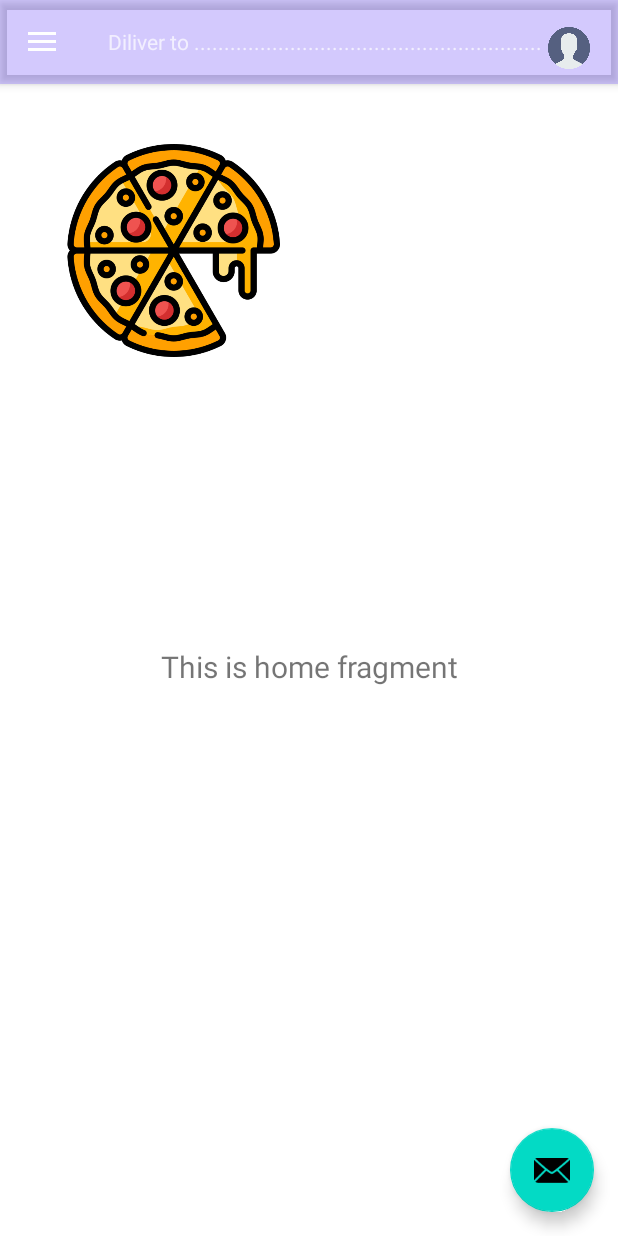
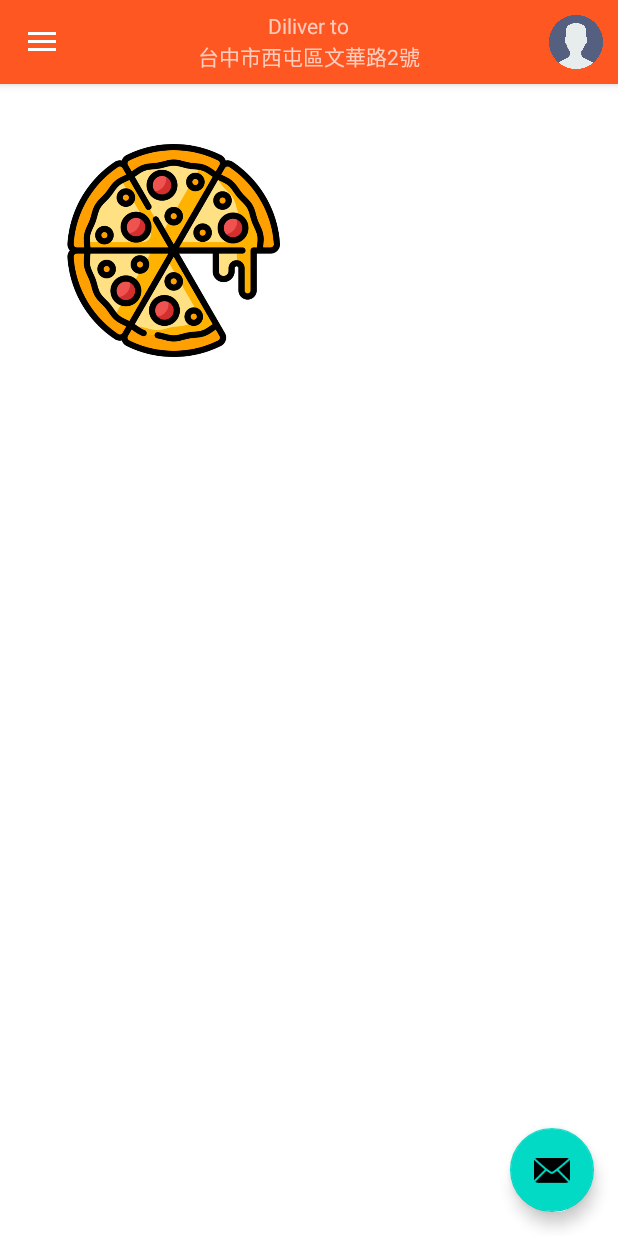
Before and after one commit to YongXiang12/Food_delivery_application, an Android app: the screen it shows after launch (MainActivity), on a phone screen of 412 x 824 dp. Run offline under Robolectric (Android 15) with nearby library versions, the phone set to English and light mode, and no system bars; our stand-ins replace navigation-ui.

Commit message:
toolbar text to center

```diff
--- a/app/src/main/java/fcu/mp110/food_delivery_app/MainActivity.java
+++ b/app/src/main/java/fcu/mp110/food_delivery_app/MainActivity.java
@@ -10,6 +10,7 @@ import android.widget.TextView;
 
 import com.google.android.material.navigation.NavigationView;
 
+import androidx.appcompat.app.ActionBarDrawerToggle;
 import androidx.appcompat.widget.Toolbar;
 import androidx.navigation.NavController;
 import androidx.navigation.Navigation;
@@ -33,6 +34,8 @@ public class MainActivity extends AppCompatActivity {
         binding = ActivityMainBinding.inflate(getLayoutInflater());
         setContentView(binding.getRoot());
         Toolbar tb = (Toolbar) findViewById(R.id.toolbar);
+
+        tb.setNavigationIcon(R.drawable.ic_baseline_add_shopping_cart_24);
         setSupportActionBar(tb);
         getSupportActionBar().setDisplayShowTitleEnabled(false);
 
@@ -41,7 +44,7 @@ public class MainActivity extends AppCompatActivity {
         // Passing each menu ID as a set of Ids because each
         // menu should be considered as top level destinations.
         mAppBarConfiguration = new AppBarConfiguration.Builder(
-                R.id.nav_home, R.id.nav_gallery, R.id.nav_slideshow)
+                R.id.nav_home, R.id.nav_gallery, R.id.nav_slideshow, R.id.nav_login)
                 .setOpenableLayout(drawer)
                 .build();
         NavController navController = Navigation.findNavController(this, R.id.nav_host_fragment_content_main);
@@ -72,6 +75,12 @@ public class MainActivity extends AppCompatActivity {
                 startActivity(it);
             }
         });
+
+        /*ActionBarDrawerToggle toggle = new ActionBarDrawerToggle(
+                this, drawer, tb, R.string.navigation_drawer_open, R.string.navigation_drawer_close);
+        drawer.setDrawerListener(toggle);
+        toggle.syncState();
+        tb.setNavigationIcon(R.drawable.ic_option);*/
     }
 
     @Override
--- a/app/src/main/java/fcu/mp110/food_delivery_app/ui/home/HomeFragment.java
+++ b/app/src/main/java/fcu/mp110/food_delivery_app/ui/home/HomeFragment.java
@@ -24,8 +24,8 @@ public class HomeFragment extends Fragment {
         binding = FragmentHomeBinding.inflate(inflater, container, false);
         View root = binding.getRoot();
 
-        final TextView textView = binding.textHome;
-        homeViewModel.getText().observe(getViewLifecycleOwner(), textView::setText);
+        //final TextView textView = binding.textHome;
+        //homeViewModel.getText().observe(getViewLifecycleOwner(), textView::setText);
         return root;
     }
 
--- a/app/src/main/res/layout/app_bar_main.xml
+++ b/app/src/main/res/layout/app_bar_main.xml
@@ -10,32 +10,50 @@
         android:id="@+id/appBarLayout"
         android:layout_width="match_parent"
         android:layout_height="wrap_content"
-        android:background="@color/no3"
+        android:background="@color/orange"
         android:theme="@style/Theme.Nav4.AppBarOverlay">
 
         <androidx.appcompat.widget.Toolbar
             android:id="@+id/toolbar"
             android:layout_width="match_parent"
             android:layout_height="wrap_content"
-            android:background="@color/no3"
+            android:background="@color/orange"
             app:popupTheme="@style/Theme.Nav4.PopupOverlay">
 
-
-            <TextView
+            <LinearLayout
                 android:layout_width="wrap_content"
                 android:layout_height="wrap_content"
-                android:text="Diliver to ..........................................................">
+                android:layout_gravity="center"
+                android:orientation="vertical">
 
-            </TextView>
+                <TextView
+                    android:layout_width="wrap_content"
+                    android:layout_height="wrap_content"
+                    android:layout_gravity="center"
+                    android:text="Diliver to"></TextView>
+
+                <TextView
+                    android:layout_width="wrap_content"
+                    android:layout_height="wrap_content"
+                    android:layout_gravity="center"
+                    android:text="台中市西屯區文華路2號"></TextView>
+            </LinearLayout>
+
 
             <ImageView
                 android:id="@+id/toolbar_pro_img"
                 android:layout_width="36dp"
                 android:layout_height="36dp"
+                android:layout_gravity="right"
+                android:layout_marginRight="10dp"
                 android:contentDescription="@string/nav_header_desc"
-                android:paddingTop="@dimen/nav_header_vertical_spacing"
                 app:srcCompat="@drawable/toolbar_user" />
         </androidx.appcompat.widget.Toolbar>
+
+        <LinearLayout
+            android:layout_width="match_parent"
+            android:layout_height="match_parent"
+            android:orientation="horizontal"></LinearLayout>
 
     </com.google.android.material.appbar.AppBarLayout>
 
--- a/app/src/main/res/layout/nav_header_main.xml
+++ b/app/src/main/res/layout/nav_header_main.xml
@@ -3,7 +3,7 @@
     xmlns:app="http://schemas.android.com/apk/res-auto"
     android:layout_width="match_parent"
     android:layout_height="@dimen/nav_header_height"
-    android:background="@color/purple_200"
+    android:background="@color/orange"
     android:gravity="bottom"
     android:orientation="vertical"
     android:paddingLeft="@dimen/activity_horizontal_margin"
--- a/app/src/main/res/values/colors.xml
+++ b/app/src/main/res/values/colors.xml
@@ -10,4 +10,6 @@
     <color name="no1">#22EC03F4</color>
     <color name="no2">#4BF43682</color>
     <color name="no3">#255936F4</color>
+    <color name="whilte">#14FFFFFF</color>
+    <color name="orange">#FF5722</color>
 </resources>
```
Also changed, not shown: app/src/main/res/drawable-v24/ic_option.png (added).
